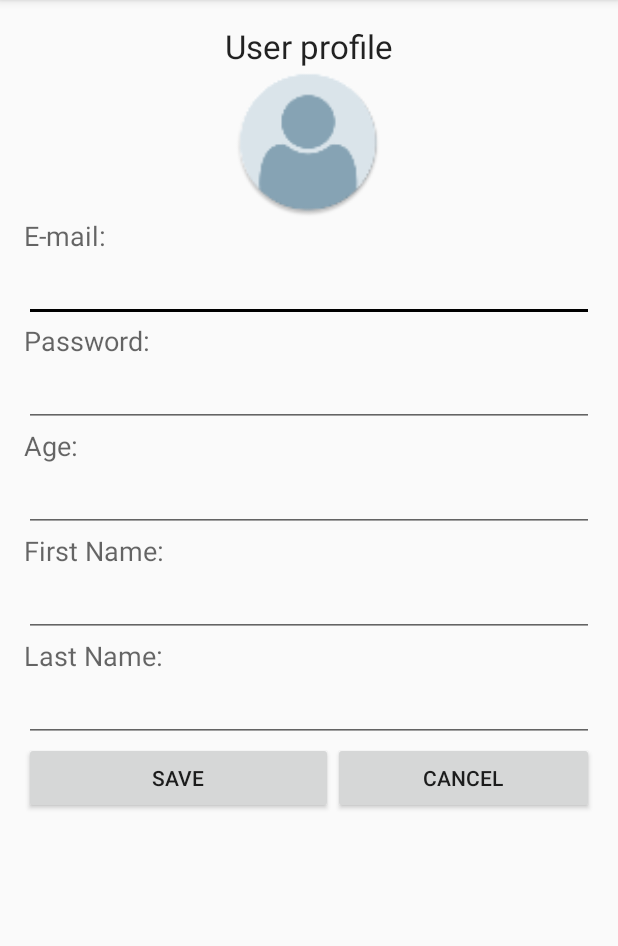
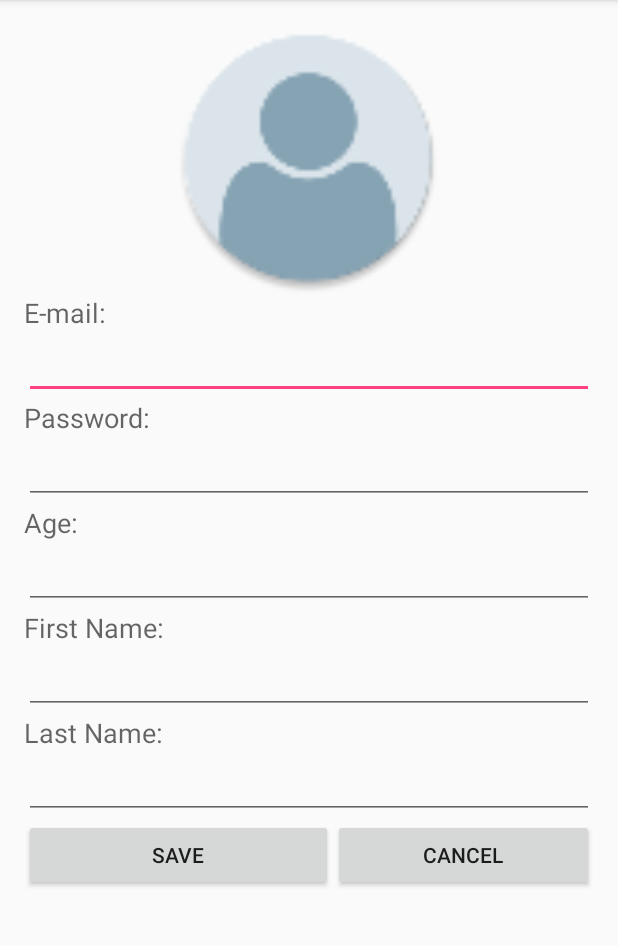
Before and after one commit to nikolan92/BuyMeADrink, an Android app: the UserProfileActivity screen opened directly, with no data from a screen before it, on a phone screen of 412 x 824 dp, the part 84-1030 px from its top. Run offline under Robolectric (Android 15) with nearby library versions, the phone set to English and light mode, and no system bars; libraries missing offline, so code that uses them is left out: com.theartofdev.edmodo; pictures from the network do not load.

Commit message:
Some tests in UserProfileActivity

```diff
--- a/app/build.gradle
+++ b/app/build.gradle
@@ -6,7 +6,7 @@ android {
 
     defaultConfig {
         applicationId "com.project.mosis.buymeadrink"
-        minSdkVersion 14
+        minSdkVersion 15
         targetSdkVersion 23
         versionCode 1
         versionName "1.0"
@@ -35,4 +35,6 @@ dependencies {
 //    compile 'com.android.support:support-v4:23.4.0'
     //GSON dependensy need for serialize user object
     compile 'com.google.code.gson:gson:2.5'
+    //Image crop
+    compile 'com.theartofdev.edmodo:android-image-cropper:2.2.+'
 }
--- a/app/src/main/res/layout/activity_user_profile.xml
+++ b/app/src/main/res/layout/activity_user_profile.xml
@@ -18,16 +18,9 @@
         android:weightSum="1">
 
 
-        <TextView
-            android:layout_width="wrap_content"
-            android:layout_height="wrap_content"
-            android:textAppearance="?android:attr/textAppearanceLarge"
-            android:text="@string/user_profile_text"
-            android:layout_gravity="center_horizontal" />
-
         <ImageView
-            android:layout_width="99dp"
-            android:layout_height="99dp"
+            android:layout_width="180dp"
+            android:layout_height="180dp"
             android:id="@+id/user_profile_imageView"
             android:src="@mipmap/ic_default_user_image"
             android:contentDescription="@string/user_profile_image"
--- a/app/src/main/res/values/colors.xml
+++ b/app/src/main/res/values/colors.xml
@@ -3,5 +3,5 @@
     <color name="colorPrimary">#3f51b5</color>
     <color name="colorPrimaryDark">#303f9f</color>
     <color name="colorAccent">#FF4081</color>
-    <color name="colorGray">#000000</color>
+    <color name="colorGray">#b9b9b9</color>
 </resources>
--- a/app/src/main/res/values/styles.xml
+++ b/app/src/main/res/values/styles.xml
@@ -4,7 +4,7 @@
         <!-- Customize your theme here. -->
         <item name="colorPrimary">@color/colorPrimary</item>
         <item name="colorPrimaryDark">@color/colorPrimaryDark</item>
-        <item name="colorAccent">@color/colorGray</item>
+        <item name="colorAccent">@color/colorAccent</item>
     </style>
 
     <style name="AppTheme.NoActionBar">
```
Also changed, not shown: app/src/main/AndroidManifest.xml (+7 -2 lines), app/src/main/java/com/project/mosis/buymeadrink/UserProfileActivity.java (+44 -18 lines).
